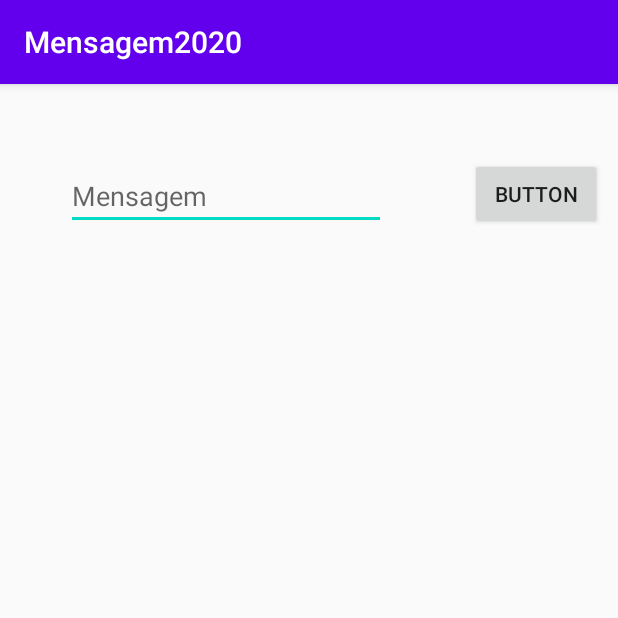
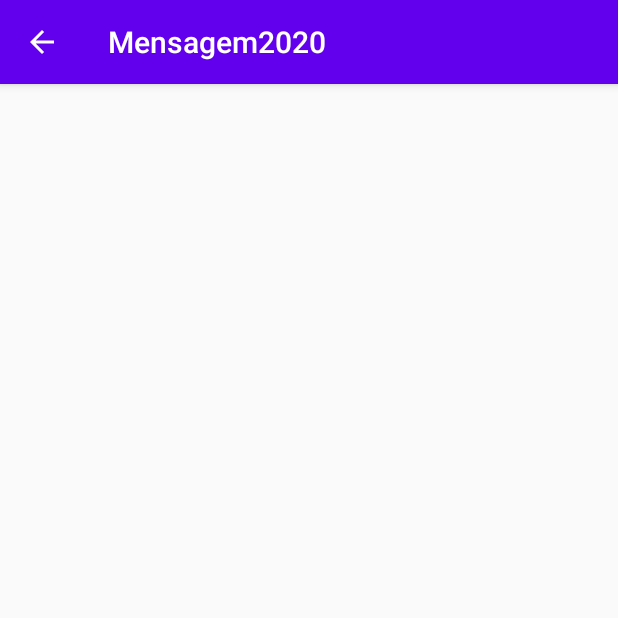
Before and after one commit to HenriqueAraujo97/Mensagem2020, an Android app: the screen it shows after launch (MainActivity before the commit, DisplayMessageActivity after it), after a tap on "BUTTON", on a phone screen of 412 x 824 dp, the top half of it. Run offline under Robolectric (Android 15) with nearby library versions, the phone set to English and light mode, and no system bars; 2 statements that could not run were skipped.

Commit message:
Visualização da mensagem ao carregar no botao

```diff
--- a/app/src/main/AndroidManifest.xml
+++ b/app/src/main/AndroidManifest.xml
@@ -9,6 +9,13 @@
         android:roundIcon="@mipmap/ic_launcher_round"
         android:supportsRtl="true"
         android:theme="@style/AppTheme">
+        <activity android:name=".DisplayMessageActivity"
+            android:parentActivityName=".MainActivity">
+            <!-- The meta-data tag is required if you support API level 15 and lower -->
+            <meta-data
+                android:name="android.support.PARENT_ACTIVITY"
+                android:value=".MainActivity" />
+        </activity>
         <activity android:name=".MainActivity">
             <intent-filter>
                 <action android:name="android.intent.action.MAIN" />
--- /dev/null
+++ b/app/src/main/java/pt/ipg/mensagem2020/DisplayMessageActivity.java
@@ -0,0 +1,24 @@
+package pt.ipg.mensagem2020;
+
+import androidx.appcompat.app.AppCompatActivity;
+
+import android.content.Intent;
+import android.os.Bundle;
+import android.widget.TextView;
+
+public class DisplayMessageActivity extends AppCompatActivity {
+
+    @Override
+    protected void onCreate(Bundle savedInstanceState) {
+        super.onCreate(savedInstanceState);
+        setContentView(R.layout.activity_display_message);
+
+        // Get the Intent that started this activity and extract the string
+        Intent intent = getIntent();
+        String message = intent.getStringExtra(MainActivity.EXTRA_MESSAGE);
+
+        // Capture the layout's TextView and set the string as its text
+        TextView textView = findViewById(R.id.textViewMensagem);
+        textView.setText(message);
+    }
+}
--- a/app/src/main/java/pt/ipg/mensagem2020/MainActivity.java
+++ b/app/src/main/java/pt/ipg/mensagem2020/MainActivity.java
@@ -10,11 +10,19 @@ import android.widget.EditText;
 import static android.provider.AlarmClock.EXTRA_MESSAGE;
 
 public class MainActivity extends AppCompatActivity {
-
+    public static final String EXTRA_MESSAGE = "com.example.myfirstapp.MESSAGE";
     @Override
     protected void onCreate(Bundle savedInstanceState) {
         super.onCreate(savedInstanceState);
         setContentView(R.layout.activity_main);
     }
+    public void sendMessage(View view) {
+        Intent intent = new Intent(this, DisplayMessageActivity.class);
+        EditText editText = (EditText) findViewById(R.id.editTextMensagemText);
+        String message = editText.getText().toString();
+        intent.putExtra(EXTRA_MESSAGE, message);
+        startActivity(intent);
+    }
+
 
 }
--- /dev/null
+++ b/app/src/main/res/layout/activity_display_message.xml
@@ -0,0 +1,18 @@
+<?xml version="1.0" encoding="utf-8"?>
+<androidx.constraintlayout.widget.ConstraintLayout xmlns:android="http://schemas.android.com/apk/res/android"
+    xmlns:app="http://schemas.android.com/apk/res-auto"
+    xmlns:tools="http://schemas.android.com/tools"
+    android:layout_width="match_parent"
+    android:layout_height="match_parent"
+    tools:context=".DisplayMessageActivity">
+
+    <TextView
+        android:id="@+id/textViewMensagem"
+        android:layout_width="246dp"
+        android:layout_height="76dp"
+        android:layout_marginStart="80dp"
+        android:layout_marginLeft="80dp"
+        android:layout_marginTop="76dp"
+        app:layout_constraintStart_toStartOf="parent"
+        app:layout_constraintTop_toTopOf="parent" />
+</androidx.constraintlayout.widget.ConstraintLayout>
```
